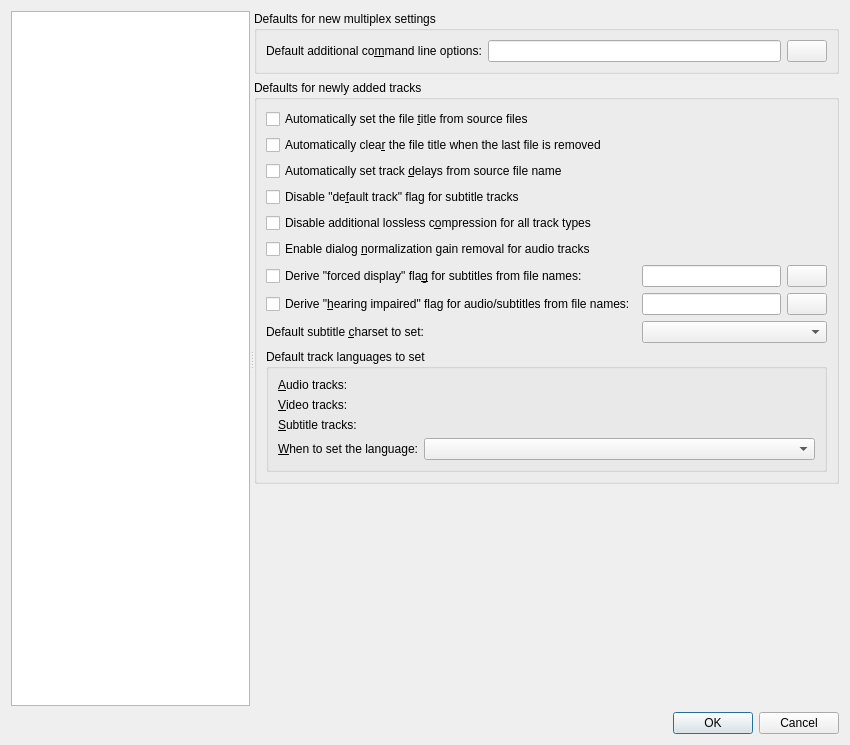
jpsdr/MKVToolnix-Windows-7, file src/mkvtoolnix-gui/forms/main_window/preferences_dialog.ui: the form before one commit.
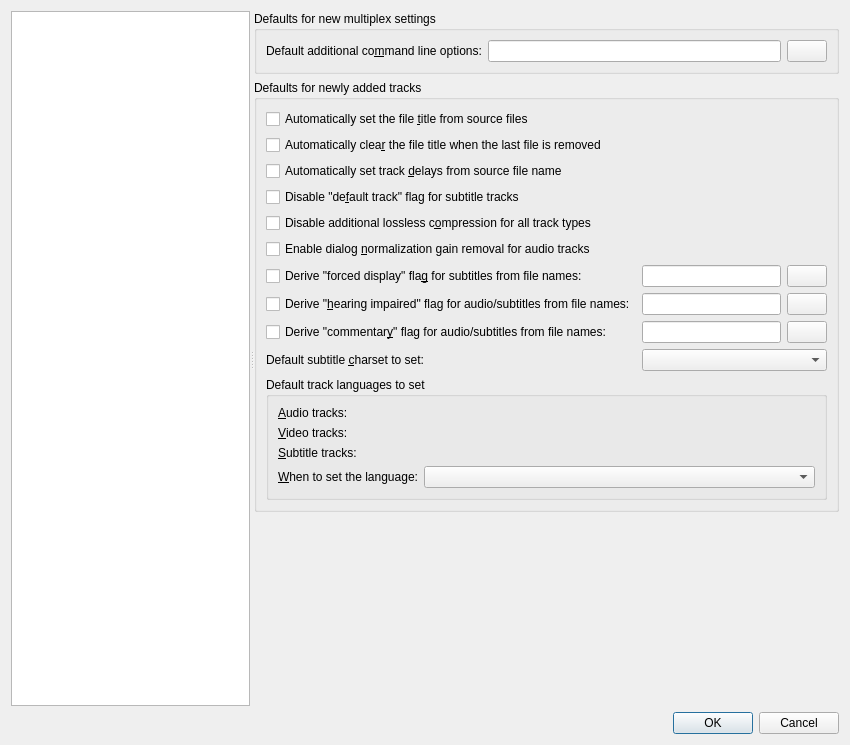
The form after the commit. The open tabs and pages were chosen to show the change. Icons and pictures are not drawn. Custom widgets are drawn as their Qt base class.

Commit message:
GUI: option for deriving 'commentary' flag from file names
Only for audio & subtitle tracks. With configurable regular
expression.

Part of the implementation of #3798

Patch:
```diff
--- a/src/mkvtoolnix-gui/forms/main_window/preferences_dialog.ui
+++ b/src/mkvtoolnix-gui/forms/main_window/preferences_dialog.ui
@@ -1325,6 +1325,16 @@
            </item>
            <item>
             <layout class="QGridLayout" name="gridLayout_12">
+             <item row="3" column="1">
+              <widget class="mtx::gui::Util::CharacterSetComboBox" name="cbMDefaultSubtitleCharset">
+               <property name="sizePolicy">
+                <sizepolicy hsizetype="Expanding" vsizetype="Fixed">
+                 <horstretch>0</horstretch>
+                 <verstretch>0</verstretch>
+                </sizepolicy>
+               </property>
+              </widget>
+             </item>
              <item row="0" column="1">
               <layout class="QHBoxLayout" name="horizontalLayout">
                <item>
@@ -1342,7 +1352,14 @@
                </item>
               </layout>
              </item>
-             <item row="2" column="0">
+             <item row="1" column="0">
+              <widget class="QCheckBox" name="cbMDeriveHearingImpairedFlag">
+               <property name="text">
+                <string>Derive &quot;&amp;hearing impaired&quot; flag for audio/subtitles from file names:</string>
+               </property>
+              </widget>
+             </item>
+             <item row="3" column="0">
               <widget class="QLabel" name="label_4">
                <property name="text">
                 <string>Default subtitle &amp;charset to set:</string>
@@ -1352,30 +1369,6 @@
                </property>
               </widget>
              </item>
-             <item row="0" column="0">
-              <widget class="QCheckBox" name="cbMDeriveForcedDisplayFlagSubtitles">
-               <property name="text">
-                <string>Derive &quot;forced display&quot; fla&amp;g for subtitles from file names:</string>
-               </property>
-              </widget>
-             </item>
-             <item row="2" column="1">
-              <widget class="mtx::gui::Util::CharacterSetComboBox" name="cbMDefaultSubtitleCharset">
-               <property name="sizePolicy">
-                <sizepolicy hsizetype="Expanding" vsizetype="Fixed">
-                 <horstretch>0</horstretch>
-                 <verstretch>0</verstretch>
-                </sizepolicy>
-               </property>
-              </widget>
-             </item>
-             <item row="1" column="0">
-              <widget class="QCheckBox" name="cbMDeriveHearingImpairedFlag">
-               <property name="text">
-                <string>Derive &quot;&amp;hearing impaired&quot; flag for audio/subtitles from file names:</string>
-               </property>
-              </widget>
-             </item>
              <item row="1" column="1">
               <layout class="QHBoxLayout" name="horizontalLayout_17">
                <item>
@@ -1393,6 +1386,37 @@
                </item>
               </layout>
              </item>
+             <item row="0" column="0">
+              <widget class="QCheckBox" name="cbMDeriveForcedDisplayFlagSubtitles">
+               <property name="text">
+                <string>Derive &quot;forced display&quot; fla&amp;g for subtitles from file names:</string>
+               </property>
+              </widget>
+             </item>
+             <item row="2" column="0">
+              <widget class="QCheckBox" name="cbMDeriveCommentaryFlag">
+               <property name="text">
+                <string>Derive &quot;commentar&amp;y&quot; flag for audio/subtitles from file names:</string>
+               </property>
+              </widget>
+             </item>
+             <item row="2" column="1">
+              <layout class="QHBoxLayout" name="horizontalLayout_19">
+               <item>
+                <widget class="QLineEdit" name="leMDeriveCommentaryFlagRE"/>
+               </item>
+               <item>
+                <widget class="QPushButton" name="pbMDeriveCommentaryFlagRERevert">
+                 <property name="text">
+                  <string notr="true"/>
+                 </property>
+                 <property name="icon">
+                  <iconset theme="edit-undo"/>
+                 </property>
+                </widget>
+               </item>
+              </layout>
+             </item>
             </layout>
            </item>
            <item>
```
Left out of the diff: 3 changed lines with no effect on the pictures. The commit also changes 8 other files.
